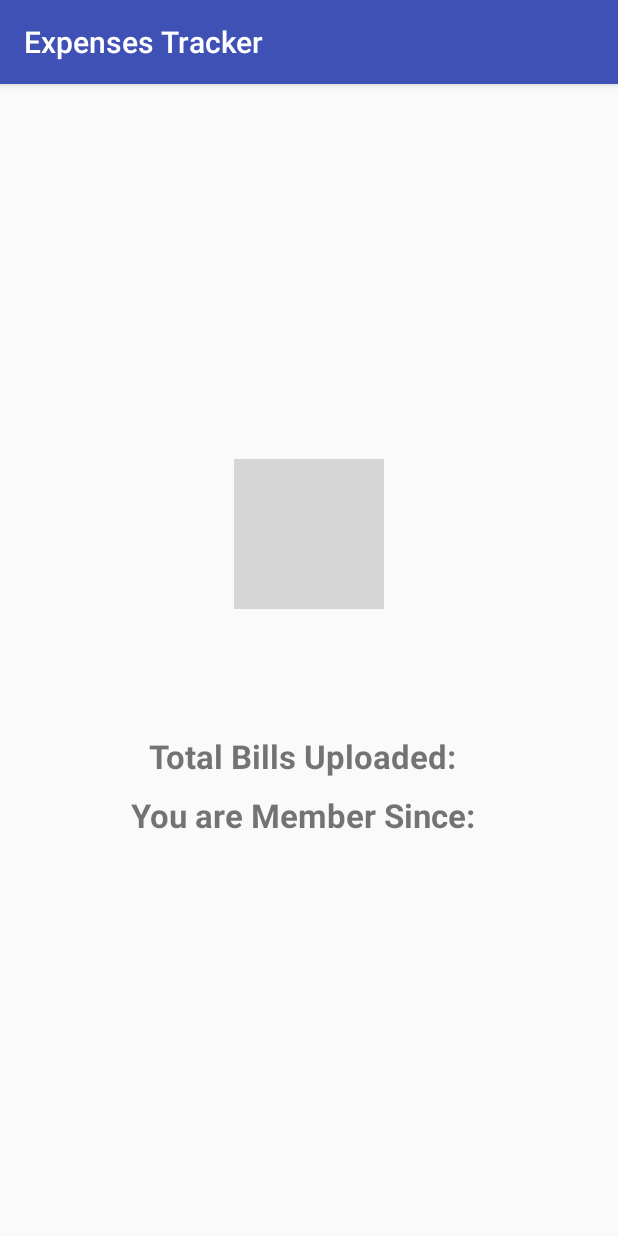
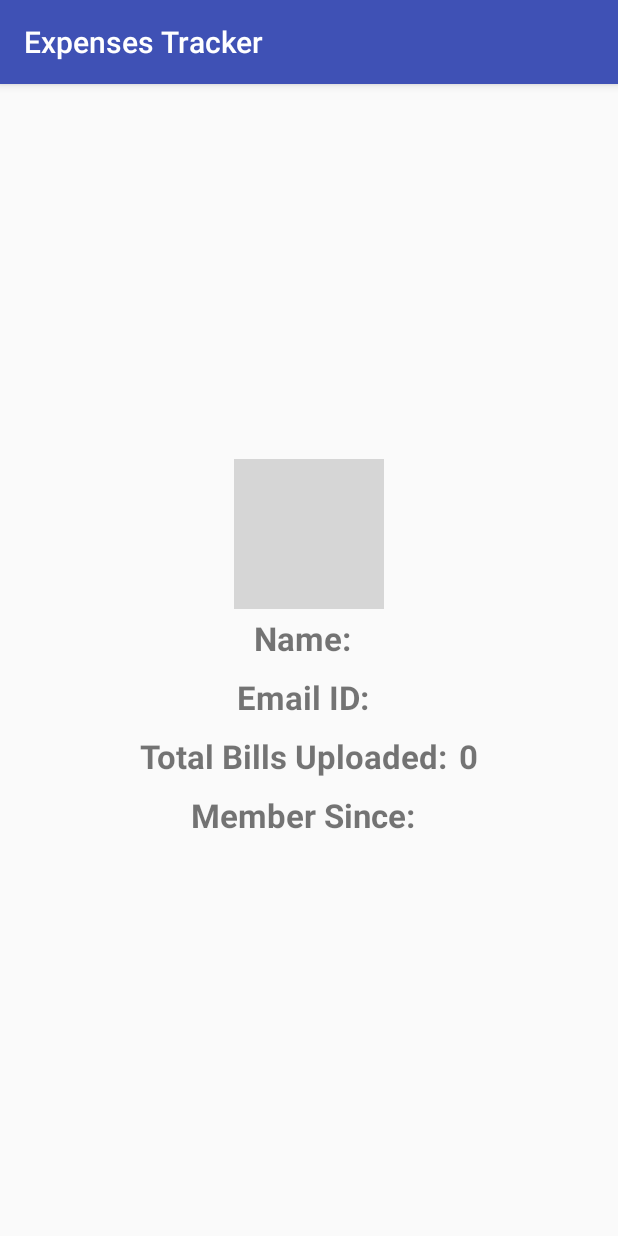
Before and after one commit to shubham99bisht/ExpenseTracker, an Android app: the ProfileActivity screen opened directly, with no data from a screen before it, on a phone screen of 412 x 824 dp. Run offline under Robolectric (Android 15) with nearby library versions, the phone set to English and light mode, and no system bars; our stand-ins replace Firebase (no records; nobody signed in at launch, a user with empty details on screens opened directly), sdp/ssp sizes; 3 statements that could not run were skipped; grey boxes are pictures that could not be loaded.

Commit message:
button, profile, spinner done

```diff
--- a/app/src/main/java/com/example/shadrak/expensestracker/Homeactivity.java
+++ b/app/src/main/java/com/example/shadrak/expensestracker/Homeactivity.java
@@ -46,7 +46,7 @@ public class Homeactivity extends AppCompatActivity {
     private FirebaseAuth mAuth;
     private FirebaseAuth.AuthStateListener mAuthStateListener;
     FirebaseDatabase ref;
-    public static String ipaddress = "192.168.0.4";
+    public static String ipaddress = "192.168.0.5";
     public static String port = "5000";
 
     public static int TYPE_WIFI = 1;
--- a/app/src/main/java/com/example/shadrak/expensestracker/ProfileActivity.java
+++ b/app/src/main/java/com/example/shadrak/expensestracker/ProfileActivity.java
@@ -14,13 +14,19 @@ import com.google.firebase.database.DatabaseReference;
 import com.google.firebase.database.FirebaseDatabase;
 import com.google.firebase.database.ValueEventListener;
 
+import java.text.ParseException;
+import java.text.SimpleDateFormat;
+import java.util.Date;
+import java.util.StringTokenizer;
+
 public class ProfileActivity extends AppCompatActivity {
 
     public FirebaseAuth mAuth;
+    public FirebaseUser user;
     public TextView username;
     public TextView email, since_when, bills_no;
-    public String uid, uname, count;
-    public DatabaseReference mdb;
+    public String uid, uname, count, emailid, since;
+    public DatabaseReference user_ref, bill_ref;
     public FirebaseDatabase database;
 
     @Override
@@ -33,19 +39,24 @@ public class ProfileActivity extends AppCompatActivity {
         since_when = findViewById(R.id.since_when);
         bills_no = findViewById(R.id.bills_uploaded);
 
-        show();
-    }
-
-    private void show() {
+//        show();
+        mAuth = FirebaseAuth.getInstance();
+        user = mAuth.getCurrentUser();
+        uid = user.getUid();
 
         database = FirebaseDatabase.getInstance();
-        mdb = database.getReference();
-        FirebaseUser userdata = FirebaseAuth.getInstance().getCurrentUser();
-        uid = userdata.getUid();
-        mdb.child("users").child(uid).addValueEventListener(new ValueEventListener() {
+        user_ref = database.getReference().child("users").child(uid);
+        bill_ref = database.getReference().child("Bills").child(uid);
+
+        user_ref.addValueEventListener(new ValueEventListener() {
             @Override
             public void onDataChange(@NonNull DataSnapshot dataSnapshot) {
                 uname = dataSnapshot.child("Name").getValue().toString();
+                emailid = dataSnapshot.child("Email").getValue().toString();
+                since = dataSnapshot.child("Member_since").getValue().toString();
+                username.setText(uname);
+                email.setText(emailid);
+                since_when.setText(since);
             }
 
             @Override
@@ -54,10 +65,11 @@ public class ProfileActivity extends AppCompatActivity {
             }
         });
 
-        mdb.child("Bills").child(uid).addValueEventListener(new ValueEventListener() {
+        bill_ref.addValueEventListener(new ValueEventListener() {
             @Override
             public void onDataChange(@NonNull DataSnapshot dataSnapshot) {
                 count = String.valueOf(dataSnapshot.getChildrenCount());
+                bills_no.setText(count);
             }
 
             @Override
@@ -65,16 +77,6 @@ public class ProfileActivity extends AppCompatActivity {
 
             }
         });
-        Log.d("random","count "+count+" username "+uname);
-        Log.d("random","uid "+uid);
-//        String uname = userdata.getDisplayName();
-        String emaild = userdata.getEmail();
-        String since = String.valueOf(userdata.getMetadata().getCreationTimestamp());
-        System.out.println(userdata.getMetadata().getCreationTimestamp());
-        since_when.setText(since);
-        username.setText(uname);
-        email.setText(emaild);
-        bills_no.setText(count);
 
     }
 }
--- a/app/src/main/java/com/example/shadrak/expensestracker/User.java
+++ b/app/src/main/java/com/example/shadrak/expensestracker/User.java
@@ -6,16 +6,18 @@ public class User {
     public String Email;
     public String Userid;
     public String Prev_id;
+    public String Member_since;
 
     public User() {
 
     }
 
-    public User(String uid, String name, String email, String previousId) {
+    public User(String uid, String name, String email, String previousId, String memberSince) {
         this.Name = name;
         this.Email = email;
         this.Userid = uid;
         this.Prev_id = previousId;
+        this.Member_since = memberSince;
     }
 
     public String getPreviousId() { return Prev_id; }
--- /dev/null
+++ b/app/src/main/res/drawable/btnldesign2.xml
@@ -0,0 +1,5 @@
+<shape xmlns:android="http://schemas.android.com/apk/res/android">
+    <solid android:color="@color/red"/>
+    <corners android:radius="@dimen/_25sdp"/>
+    <padding android:bottom="@dimen/_15sdp" android:right="@dimen/_15sdp" android:left="@dimen/_15sdp" android:top="@dimen/_15sdp"/>
+</shape>
--- a/app/src/main/res/layout/activity_bill_form_edit.xml
+++ b/app/src/main/res/layout/activity_bill_form_edit.xml
@@ -162,9 +162,10 @@
         android:text="Submit"
         android:padding="15dp"
         android:textStyle="bold"
+        android:enabled="false"
         android:layout_gravity="center_horizontal"
         android:layout_margin="5dp"
         android:textColorHighlight="@color/highlist"
         android:textColor="@color/textwhite"
-        android:background="@drawable/btnldesign"/>
+        android:background="@drawable/btnldesign2"/>
 </LinearLayout>
--- a/app/src/main/res/layout/activity_profile.xml
+++ b/app/src/main/res/layout/activity_profile.xml
@@ -16,6 +16,21 @@
         android:layout_height="100dp"
         android:layout_marginBottom="10dp"/>
 
+    <LinearLayout
+        android:layout_width="wrap_content"
+        android:layout_height="wrap_content"
+        android:orientation="horizontal">
+
+        <TextView
+            android:layout_width="wrap_content"
+            android:layout_height="wrap_content"
+            android:text="Name:"
+            android:textStyle="bold"
+            android:textSize="22sp"
+            android:paddingRight="@dimen/_6sdp"
+            android:layout_gravity="center"
+            android:layout_marginBottom="10dp"/>
+
         <TextView
             android:id="@+id/profile_name"
             android:layout_width="wrap_content"
@@ -23,6 +38,23 @@
             android:text="User"
             android:textStyle="bold"
             android:textSize="22sp"
+            android:layout_gravity="center"
+            android:layout_marginBottom="10dp"/>
+
+    </LinearLayout>
+
+    <LinearLayout
+        android:layout_width="wrap_content"
+        android:layout_height="wrap_content"
+        android:orientation="horizontal">
+
+        <TextView
+            android:layout_width="wrap_content"
+            android:layout_height="wrap_content"
+            android:text="Email ID:"
+            android:textStyle="bold"
+            android:textSize="22sp"
+            android:paddingRight="@dimen/_6sdp"
             android:layout_gravity="center"
             android:layout_marginBottom="10dp"/>
 
@@ -35,6 +67,8 @@
             android:textSize="22sp"
             android:layout_gravity="center"
             android:layout_marginBottom="10dp"/>
+
+    </LinearLayout>
 
     <LinearLayout
         android:layout_width="wrap_content"
@@ -74,7 +108,7 @@
             android:id="@+id/Since_When"
             android:layout_width="wrap_content"
             android:layout_height="wrap_content"
-            android:text="You are Member Since:"
+            android:text="Member Since:"
             android:textStyle="bold"
             android:textSize="22sp"
             android:paddingRight="@dimen/_6sdp"
```
Also changed, not shown: app/src/main/java/com/example/shadrak/expensestracker/BillFormEditActivity.java (+10 -5 lines), app/src/main/java/com/example/shadrak/expensestracker/Registeractivity.java (+8 -1 lines), app/src/main/java/com/example/shadrak/expensestracker/bills_fragment.java (+50 -39 lines), app/src/main/java/com/example/shadrak/expensestracker/recyclerviewAdapter.java (+63 -6 lines), app/src/main/res/layout/bills_fragment.xml (+25 -6 lines). Lines whose indentation alone changed are shown as unchanged.
